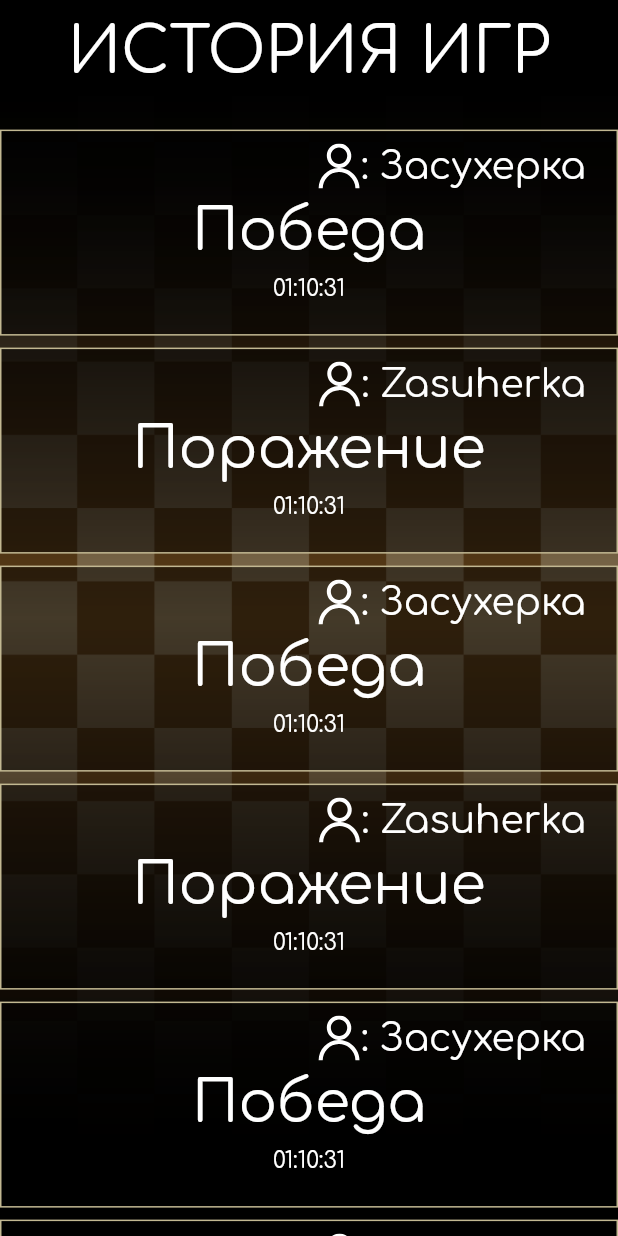
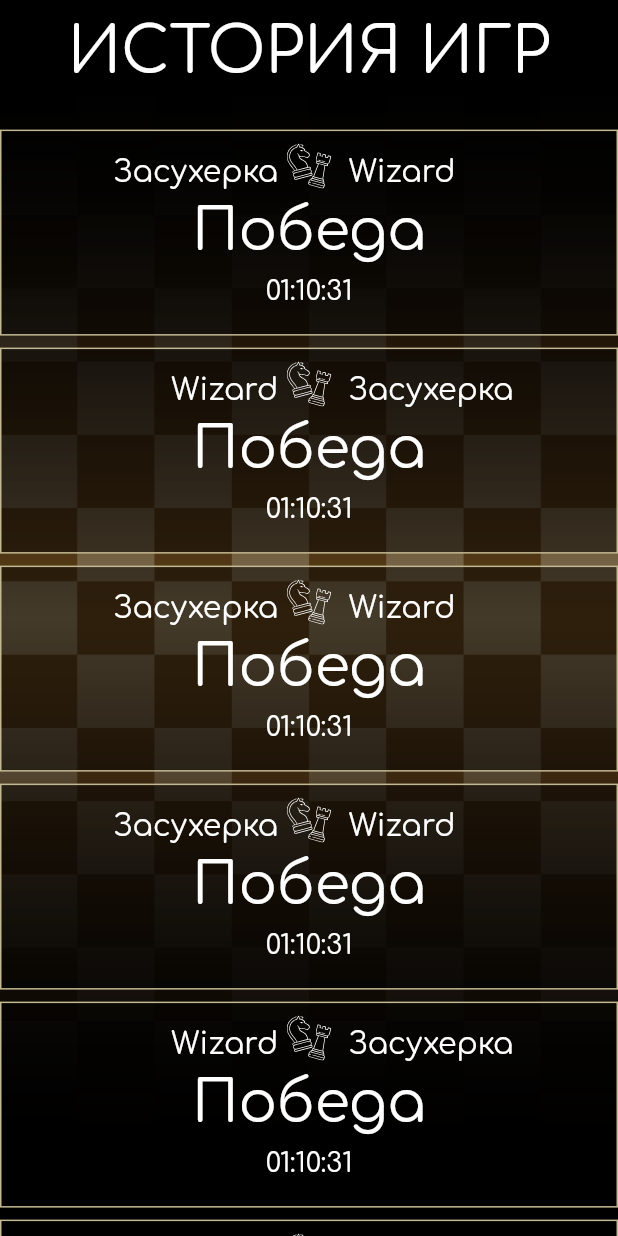
Before and after one commit to NoWizarrd/Play_Chess, a Flutter app: the HistoryPage screen opened by its route, on a phone screen of 412 x 824 dp. Run offline on Flutter 3.47's test engine with Material 2 defaults, Android fonts, the light colour scheme and no system bars; our stand-ins replace cloud_firestore, flutter_svg; accounts and stored records are empty.

Commit message:
- Переделал правки по экрану историй - Немного оптимизировал работу и убрал лишние строки ROW

```diff
--- a/lib/pages/GameModesPage.dart
+++ b/lib/pages/GameModesPage.dart
@@ -29,12 +29,10 @@ class _GameModesPageState extends State<GameModesPage> {
               height: screenHeight,
             ),
             Column(
+              crossAxisAlignment: CrossAxisAlignment.center,
               mainAxisAlignment: MainAxisAlignment.start,
               children: [
                 Padding(padding: EdgeInsets.only(top: screenHeight/70)),
-                Row(
-                  mainAxisAlignment: MainAxisAlignment.center,
-                  children: const [
                 Text('ВЫБОР РЕЖИМА',
                   textAlign: TextAlign.center,
                   style: TextStyle(
@@ -42,8 +40,6 @@ class _GameModesPageState extends State<GameModesPage> {
                     fontSize: 42,
                     color: Colors.white,
                   ),
-                    ),
-                  ],
                 ),
                 Padding(padding: EdgeInsets.only(top:screenHeight/7)),
                 SizedBox(
--- a/lib/pages/HistoryPage.dart
+++ b/lib/pages/HistoryPage.dart
@@ -13,7 +13,7 @@ class HistoryPage extends StatefulWidget {
 class _HistoryPageState extends State<HistoryPage> {
   @override
   Widget build(BuildContext context) {
-    List <List<String>> list = [['Победа','01:10:31','Засухерка'],['Поражение','01:10:31','Zasuherka'],['Победа','01:10:31','Засухерка'],['Поражение','01:10:31','Zasuherka'],['Победа','01:10:31','Засухерка'],['Поражение','01:10:31','Zasuherka'],['Победа','01:10:31','Засухерка'],['Поражение','01:10:31','Zasuherka'],['Победа','01:10:31','Засухерка'],['Поражение','01:10:31','Zasuherka'],['Победа','01:10:31','Засухерка'],['Поражение','01:10:31','Zasuherka'],];
+    List <List<String>> list = [['Победа','01:10:31','Засухерка','Wizard'],['Победа','01:10:31','Wizard','Засухерка'],['Победа','01:10:31','Засухерка','Wizard'],['Победа','01:10:31','Засухерка','Wizard'],['Победа','01:10:31','Wizard','Засухерка'],['Победа','01:10:31','Засухерка','Wizard'],['Победа','01:10:31','Засухерка','Wizard'],['Победа','01:10:31','Wizard','Засухерка'],['Победа','01:10:31','Засухерка','Wizard'],['Победа','01:10:31','Засухерка','Wizard'],['Победа','01:10:31','Wizard','Засухерка'],['Победа','01:10:31','Засухерка','Wizard'],];
     final screenWidth = MediaQuery.of(context).size.width;
     final screenHeight = MediaQuery.of(context).size.height;
     return Scaffold(
@@ -66,32 +66,57 @@ class _HistoryPageState extends State<HistoryPage> {
                           borderRadius: BorderRadius.circular(0),
                         ),
                         child: Column(
+                          crossAxisAlignment: CrossAxisAlignment.center,
                           children: [
                             Padding(padding: EdgeInsets.only(top: screenHeight/100)),
+                            // TODO [Результат, время, ник белого игра, ник чёрного игрока]
                             Row(
                               crossAxisAlignment: CrossAxisAlignment.end,
-                              mainAxisAlignment: MainAxisAlignment.end,
+                              mainAxisAlignment: MainAxisAlignment.center,
                               children: [
-                                SvgPicture.asset(
-                                  'images/Player.svg',
+                                // SvgPicture.asset(
+                                //   'images/Player.svg',
+                                //   height: 30,
+                                //   color: Colors.white,
+                                // ),
+                                Container(
+                                  alignment: Alignment.topRight, //определиться с выравниванием
+                                  width: screenWidth * 0.43,
+                                  child: Text(
+                                      '${list[index][2]}',
+                                      style: TextStyle(
+                                        fontFamily: 'Comfortaa',
+                                        fontSize: 20,
+                                        color: Colors.white,
+                                      )
+                                  ),
+                                ),
+                                Container(
+                                  alignment: Alignment.topCenter,
+                                  width: screenWidth * 0.1,
+                                  child: SvgPicture.asset(
+                                    'images/VS_for_history.svg',
                                     height: 30,
                                     color: Colors.white,
                                   ),
-                                Text(
-                                    ': ${list[index][2]}',
-                                    style: TextStyle(
+                                ),
+                                Container(
+                                  alignment: Alignment.topLeft, //определиться с выравниванием
+                                  width: screenWidth * 0.43,
+                                  child: Text(
+                                      ' ${list[index][3]}',
+                                      style:TextStyle(
                                         fontFamily: 'Comfortaa',
-                                      fontSize: 25,
+                                        fontSize: 20,
                                         color: Colors.white,
                                       )
                                   ),
-                                Padding(padding: EdgeInsets.only(right: screenWidth/20))
+                                ),
+
+                                //Padding(padding: EdgeInsets.only(right: screenWidth/20))
                               ],
                             ),
                             Padding(padding: EdgeInsets.only(top: screenHeight/100)),
-                            Row(
-                              mainAxisAlignment: MainAxisAlignment.center,
-                              children: [
                             Text(
                               list[index][0],
                               textAlign:
@@ -101,25 +126,17 @@ class _HistoryPageState extends State<HistoryPage> {
                                 fontSize: 38,
                                 color: Colors.white,
                               ),
-
-                                )
-                              ],
                             ),
                             Padding(padding: EdgeInsets.only(top: screenHeight/100)),
-                            Row(
-                              mainAxisAlignment: MainAxisAlignment.center,
-                              children: [
                             Text(
                               list[index][1],
                               textAlign: TextAlign.center,
                               style: TextStyle(
                                 fontFamily: 'Comfortaa',
-                                    fontSize: 15,
+                                fontSize: 18,
                                 color: Colors.white,
                               ),
                             )
-                              ],
-                            ),
                           ],
                         ),
                       )
--- a/pubspec.yaml
+++ b/pubspec.yaml
@@ -75,6 +75,7 @@ flutter:
     - images/background_board.png
     - images/Player.svg
     - images/Icon.svg
+    - images/VS_for_history.svg
 
 
   # An image asset can refer to one or more resolution-specific "variants", see
```
Also changed, not shown: images/VS_for_history.svg (added). Lines whose indentation alone changed are shown as unchanged.
